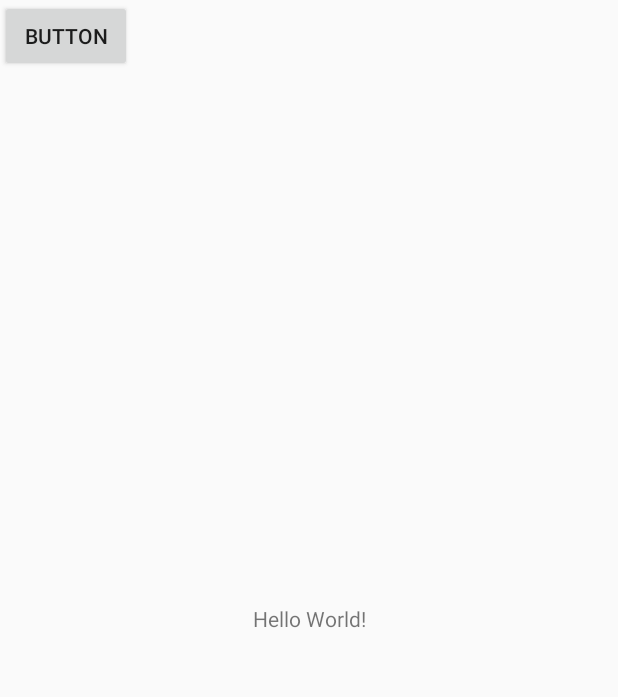
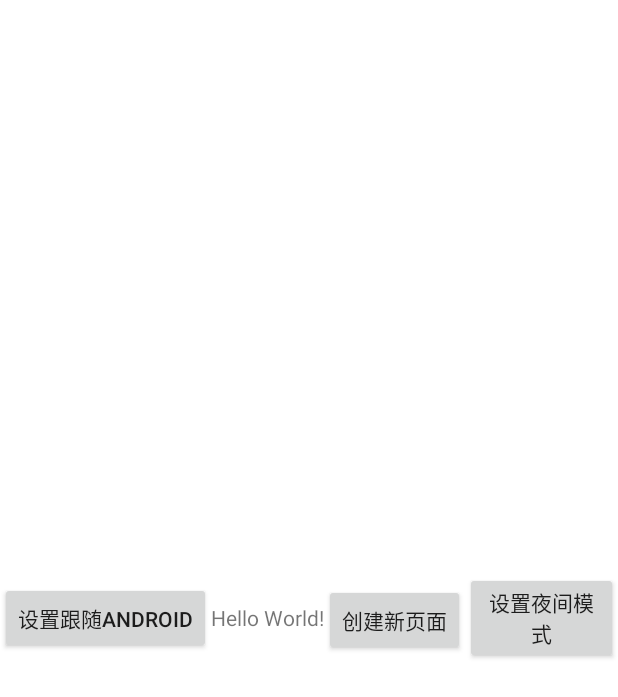
Before and after one commit to Canplayer/MetroMusic, an Android app: the screen it shows after launch (MainActivity), on a phone screen of 412 x 824 dp. Shown: the top 697 px of the screen. Run offline under Robolectric (Android 15) with nearby library versions, the phone set to English and light mode, and no system bars.

Commit message:
瞎更新的一点东西

```diff
--- a/app/build.gradle
+++ b/app/build.gradle
@@ -6,7 +6,7 @@ android {
 
     defaultConfig {
         applicationId "com.canplayer.music"
-        minSdkVersion 26
+        minSdkVersion 23
         targetSdkVersion 29
         versionCode 1
         versionName "1.0"
--- a/app/src/main/java/com/canplayer/music/MainActivity.java
+++ b/app/src/main/java/com/canplayer/music/MainActivity.java
@@ -1,12 +1,12 @@
 package com.canplayer.music;
 
 
-import android.content.Intent;
 import android.os.Bundle;
+import android.view.Menu;
 import android.view.View;
-import android.widget.Button;
 
-import com.canplayer.music.ui.metro.Activity.BasePage;
+import com.canplayer.music.metro.ui.Activity.BasePage;
+import com.canplayer.music.metro.Setting;
 
 
 public class MainActivity extends BasePage {
@@ -15,15 +15,58 @@ public class MainActivity extends BasePage {
     protected void onCreate(Bundle savedInstanceState) {
         super.onCreate(savedInstanceState);
         setContentView(R.layout.activity_main);
-        Button button =(Button) this.findViewById(R.id.button);
-        button.setOnClickListener(new View.OnClickListener() {
+
+        this.findViewById(R.id.button).setOnClickListener(new View.OnClickListener() {
             @Override
             public void onClick(View v) {
                 openPage(MainActivity.class);
             }
         });
+        this.findViewById(R.id.button2).setOnClickListener(new View.OnClickListener() {
+            @Override
+            public void onClick(View v) {
+                Setting.setGlobalPageTheme(Setting.GlobalPageTheme.Black);
+                recreate();
+            }
+        });
+        this.findViewById(R.id.button3).setOnClickListener(new View.OnClickListener() {
+            @Override
+            public void onClick(View v) {
+                Setting.setGlobalPageTheme(Setting.GlobalPageTheme.Light);
+                recreate();
+            }
+        });
+        this.findViewById(R.id.button4).setOnClickListener(new View.OnClickListener() {
+            @Override
+            public void onClick(View v) {
+                Setting.setGlobalPageTheme(Setting.GlobalPageTheme.WithAndroid);
+                recreate();
+            }
+        });
+        this.findViewById(R.id.button5).setOnClickListener(new View.OnClickListener() {
+            @Override
+            public void onClick(View v) {
+                recreate();
+            }
+        });
+        this.findViewById(R.id.button6).setOnClickListener(new View.OnClickListener() {
+            @Override
+            public void onClick(View v) {
+                openOptionsMenu();
+            }
+        });
     }
 
 
+    @Override
+    public boolean onCreateOptionsMenu(Menu menu) {
+        menu.add(Menu.NONE,Menu.FIRST + 1,5,"删除").setIcon(android.R.drawable.ic_menu_delete);
+        menu.add(Menu.NONE, Menu.FIRST + 2, 2, "保存").setIcon(android.R.drawable.ic_menu_edit);
+        menu.add(Menu.NONE, Menu.FIRST + 3, 6, "帮助").setIcon(android.R.drawable.ic_menu_help);
+        menu.add(Menu.NONE, Menu.FIRST + 4, 1, "添加").setIcon(android.R.drawable.ic_menu_add);
+        menu.add(Menu.NONE, Menu.FIRST + 5, 4, "详细").setIcon(android.R.drawable.ic_menu_info_details);
+        menu.add(Menu.NONE, Menu.FIRST + 6, 3, "发送").setIcon(android.R.drawable.ic_menu_send);
+        return true;
+    }
 
 }
--- a/app/src/main/java/com/canplayer/music/Setting.java
+++ /dev/null
@@ -1,5 +0,0 @@
-package com.canplayer.music;
-
-public class Setting {
-    public static boolean isAllowSysTheme;
-}
--- /dev/null
+++ b/app/src/main/java/com/canplayer/music/metro/Setting.java
@@ -0,0 +1,18 @@
+package com.canplayer.music.metro;
+
+public class Setting {
+    public enum GlobalPageTheme {
+        Light,
+        Black,
+        WithAndroid;
+    }
+    static GlobalPageTheme globalPageTheme = GlobalPageTheme.WithAndroid;
+
+    public static GlobalPageTheme getGlobalPageTheme() {
+        return globalPageTheme;
+    }
+
+    public static void setGlobalPageTheme(GlobalPageTheme globalPageTheme) {
+        Setting.globalPageTheme = globalPageTheme;
+    }
+}
--- a/app/src/main/java/com/canplayer/music/ui/animation/Baseanimation/Rotate3dAnimation.java
+++ b/app/src/main/java/com/canplayer/music/metro/animation/Baseanimation/Rotate3dAnimation.java
@@ -1,4 +1,4 @@
-package com.canplayer.music.ui.animation.Baseanimation;
+package com.canplayer.music.metro.animation.Baseanimation;
 
 import android.graphics.Camera;
 import android.graphics.Matrix;
--- /dev/null
+++ b/app/src/main/java/com/canplayer/music/metro/ui/Activity/BasePage.java
@@ -0,0 +1,193 @@
+package com.canplayer.music.metro.ui.Activity;
+
+import android.annotation.SuppressLint;
+import android.content.Intent;
+import android.content.res.Configuration;
+import android.graphics.Color;
+import android.os.Build;
+import android.os.Bundle;
+import android.util.Log;
+import android.view.View;
+import android.view.ViewGroup;
+
+import androidx.annotation.NonNull;
+import androidx.annotation.Nullable;
+import androidx.annotation.RequiresApi;
+import androidx.appcompat.app.AppCompatActivity;
+import androidx.appcompat.app.AppCompatDelegate;
+
+import com.canplayer.music.metro.Setting;
+import com.canplayer.music.metro.animation.Baseanimation.Rotate3dAnimation;
+
+
+interface animSetter {
+    void setAnim();
+
+}
+
+
+@SuppressLint("Registered")
+public class BasePage extends AppCompatActivity {
+
+    private enum PageThemeSettings {
+        Light,
+        Black,
+        Auto
+    }
+    private enum PageTheme {
+        Light,
+        Black
+    }
+    static boolean isThemeFallowAndroid;
+    private PageTheme pageTheme;
+    private PageThemeSettings onCreateTheme;
+
+    @Override
+    protected void onCreate(@Nullable Bundle savedInstanceState) {
+        initTheme(onCreateTheme = pageThemeSettings());
+        super.onCreate(savedInstanceState);
+        initBar();
+    }
+
+    //在setContentView后设置动画
+    public void setPageView(int layoutResID) {
+        super.setContentView(layoutResID);
+        InPageAnim();
+    }
+    public void setPageView(int layoutResID,animSetter l) {
+        super.setContentView(layoutResID);
+        l.setAnim();
+    }
+
+    //设置沉浸,由于设置状态栏沉浸需要API23以上，未来如需要兼容旧版本可以去掉沉浸
+    @RequiresApi(api = Build.VERSION_CODES.M)
+    private void initBar(){
+        int option = View.SYSTEM_UI_FLAG_LAYOUT_HIDE_NAVIGATION
+                | View.SYSTEM_UI_FLAG_LAYOUT_FULLSCREEN
+                | View.SYSTEM_UI_FLAG_LAYOUT_STABLE;
+        getWindow().setNavigationBarColor(Color.TRANSPARENT);
+        getWindow().setStatusBarColor(Color.TRANSPARENT);
+        if(isThemeFallowAndroid) {
+            switch (readSystemTheme(getResources().getConfiguration())) {
+                case Black:
+                    pageTheme = PageTheme.Black;
+                    break;
+                case Light:
+                    pageTheme = PageTheme.Light;
+                    break;
+            }
+        }
+        if (Build.VERSION.SDK_INT >= Build.VERSION_CODES.O) {
+            if (pageTheme == PageTheme.Light)
+                getWindow().getDecorView().setSystemUiVisibility(option | View.SYSTEM_UI_FLAG_LIGHT_STATUS_BAR | View.SYSTEM_UI_FLAG_LIGHT_NAVIGATION_BAR);
+            if (pageTheme == PageTheme.Black)
+                getWindow().getDecorView().setSystemUiVisibility(option);
+        }
+
+    }
+
+    //设置主题为浅色
+    public void setLightTheme() {
+        pageTheme = PageTheme.Light;
+        AppCompatDelegate.setDefaultNightMode(AppCompatDelegate.MODE_NIGHT_NO);
+        recreate();
+    }
+    //设置主题为深色
+    public void setBlackTheme() {
+        pageTheme = PageTheme.Black;
+        AppCompatDelegate.setDefaultNightMode(AppCompatDelegate.MODE_NIGHT_YES);
+        recreate();
+    }
+
+    //获取系统当前主题
+    private PageTheme readSystemTheme(Configuration newConfig) {
+        if(isThemeFallowAndroid) {
+            int mSysThemeConfig = newConfig.uiMode & Configuration.UI_MODE_NIGHT_MASK;
+            switch (mSysThemeConfig) {
+                case Configuration.UI_MODE_NIGHT_NO:
+                    return PageTheme.Light;
+                case Configuration.UI_MODE_NIGHT_YES:
+                    return PageTheme.Black;
+            }
+        }
+        return PageTheme.Black;
+    }
+
+    //监听系统主题变化
+    @Override
+    public void onConfigurationChanged(@NonNull Configuration newConfig) {
+        super.onConfigurationChanged(newConfig);
+        switch (readSystemTheme(newConfig)){
+            case Black:setBlackTheme();break;
+            case Light:setLightTheme();break;
+        }
+    }
+    //初始化时用于获取Android当前主题
+    public void initTheme(PageThemeSettings pageThemeSettings){
+        Log.d("初始化","");
+        switch (pageThemeSettings) {
+            case Auto:
+                isThemeFallowAndroid = true;
+                AppCompatDelegate.setDefaultNightMode(AppCompatDelegate.MODE_NIGHT_FOLLOW_SYSTEM);
+                break;
+            case Light:
+                isThemeFallowAndroid = false;
+                pageTheme = PageTheme.Light;
+                AppCompatDelegate.setDefaultNightMode(AppCompatDelegate.MODE_NIGHT_NO);break;
+            case Black:
+                isThemeFallowAndroid = false;
+                pageTheme = PageTheme.Black;
+                AppCompatDelegate.setDefaultNightMode(AppCompatDelegate.MODE_NIGHT_YES);break;
+        }
+    }
+
+    //获取全局主题设置
+    private PageThemeSettings pageThemeSettings() {
+        switch (Setting.getGlobalPageTheme())
+        {
+            case Light:return PageThemeSettings.Light;
+            case Black:return PageThemeSettings.Black;
+            case WithAndroid:return PageThemeSettings.Auto;
+        }
+        return PageThemeSettings.Black;
+    }
+
+    //回到该页面的时候检查主题设置是否一致
+    @Override
+    protected void onResume() {
+        super.onResume();
+        if(onCreateTheme != pageThemeSettings()) recreate();
+    }
+
+    //获取XML根控件,在本类中被用于设置动画
+    private View getRootContentView() {
+        ViewGroup view = (ViewGroup) getWindow().getDecorView().findViewById(android.R.id.content);
+        return view.getChildAt(0);
+    }
+
+    //设置页面进入动画
+    public void InPageAnim() {
+            Rotate3dAnimation in = new Rotate3dAnimation(90, 0,0,500,0,true);
+            in.setDuration(2000);
+            getRootContentView().startAnimation(in);
+    }
+
+    //页面结束
+    @Override
+    public void finish() {
+        //TODO 在此处实现页面跳转动画;此处有个问题，如果切换主题模式后按下返回键会发生闪烁
+
+        super.finish();
+        overridePendingTransition(0, 0);
+    }
+
+    //页面跳转
+    public void openPage(Class newPageClass) {
+        //TODO 在此处实现页面跳转动画
+        //将本activity传入下一个页面，以便设置主题
+        this.getClass();
+        Intent intent = new Intent(this,newPageClass);
+        intent.addFlags(Intent.FLAG_ACTIVITY_NO_ANIMATION);
+        super.startActivity(intent);
+    }
+}
--- /dev/null
+++ b/app/src/main/java/com/canplayer/music/metro/ui/Activity/MetroActivity.java
@@ -0,0 +1,5 @@
+package com.canplayer.music.metro.ui.Activity;
+
+abstract public class MetroActivity extends BasePage {
+
+}
--- a/app/src/main/java/com/canplayer/music/ui/metro/Activity/BasePage.java
+++ /dev/null
@@ -1,118 +0,0 @@
-package com.canplayer.music.ui.metro.Activity;
-
-import android.content.Intent;
-import android.content.res.Configuration;
-import android.graphics.Color;
-import android.os.Bundle;
-import android.util.Log;
-import android.view.View;
-
-import androidx.annotation.NonNull;
-import androidx.annotation.Nullable;
-import androidx.appcompat.app.AppCompatActivity;
-import androidx.appcompat.app.AppCompatDelegate;
-
-
-interface ThemeChanger{
-    void setTheme();
-
-}
-
-
-
-
-
-public class BasePage extends AppCompatActivity implements ThemeChanger {
-
-    //0-暗色主题，1-亮色主题
-    static private int appTheme = 1;
-    //是否跟随系统
-    static boolean themeWithSystem = true;
-
-    @Override
-    protected void onCreate(@Nullable Bundle savedInstanceState) {
-        super.onCreate(savedInstanceState);
-        initBar();
-    }
-
-    //设置沉浸
-    private void initBar(){
-        int option = View.SYSTEM_UI_FLAG_LAYOUT_HIDE_NAVIGATION
-                | View.SYSTEM_UI_FLAG_LAYOUT_FULLSCREEN
-                | View.SYSTEM_UI_FLAG_LAYOUT_STABLE;
-        getWindow().setNavigationBarColor(Color.TRANSPARENT);
-        getWindow().setStatusBarColor(Color.TRANSPARENT);
-        if (appTheme==1)getWindow().getDecorView().setSystemUiVisibility(option|View.SYSTEM_UI_FLAG_LIGHT_STATUS_BAR|View.SYSTEM_UI_FLAG_LIGHT_NAVIGATION_BAR);
-        if (appTheme==2)getWindow().getDecorView().setSystemUiVisibility(option);
-
-    }
-    //设置主题为浅色
-    private void setLightTheme()
-    {
-        appTheme = 1;
-        AppCompatDelegate.setDefaultNightMode(AppCompatDelegate.MODE_NIGHT_NO);
-        recreate();
-}
-    //设置主题为深色
-    private void setNightTheme()
-    {
-        appTheme = 0;
-        AppCompatDelegate.setDefaultNightMode(AppCompatDelegate.MODE_NIGHT_YES);
-        recreate();
-    }
-
-    //设置主题
-    public void setAppTheme(int theme) {
-        switch (theme)
-        {
-            case 0:{
-                //TODO 获取系统主题状态，日后实现
-            } break;
-            case 2:setLightTheme();break;
-            default:setNightTheme();
-        }
-    }
-
-
-    //监听系统主题变化
-    @Override
-    public void onConfigurationChanged(@NonNull Configuration newConfig) {
-        super.onConfigurationChanged(newConfig);
-        if(themeWithSystem) {
-            int mSysThemeConfig = newConfig.uiMode & Configuration.UI_MODE_NIGHT_MASK;
-            switch (mSysThemeConfig) {
-                case Configuration.UI_MODE_NIGHT_NO:
-                    Log.d("系统主题", "切换到亮色");
-                    setLightTheme();
-                    break;
-                case Configuration.UI_MODE_NIGHT_YES:
-                    Log.d("系统主题", "切换到暗色");
-                    setNightTheme();
-                    break;
-            }
-        }
-    }
-
-    //页面跳转
-    public void openPage(Class newPageClass) {
-        //TODO 在此处实现页面跳转动画
-        //将本activity传入下一个页面，以便设置主题
-        this.getClass();
-        Intent intent = new Intent(this,newPageClass);
-        intent.addFlags(Intent.FLAG_ACTIVITY_NO_ANIMATION);
-        super.startActivity(intent);
-    }
-
-    @Override
-    public void finish() {
-        //TODO 在此处实现页面跳转动画;此处有个问题，如果切换主题模式后按下返回键会发生闪烁
-
-        super.finish();
-        overridePendingTransition(0, 0);
-    }
-
-    @Override
-    public void setTheme() {
-        recreate();
-    }
-}
--- a/app/src/main/java/com/canplayer/music/ui/metro/Activity/MetroActivity.java
+++ /dev/null
@@ -1,4 +0,0 @@
-package com.canplayer.music.ui.metro.Activity;
-
-public class MetroActivity extends BasePage {
-}
--- a/app/src/main/res/layout/activity_main.xml
+++ b/app/src/main/res/layout/activity_main.xml
@@ -2,11 +2,26 @@
 <androidx.constraintlayout.widget.ConstraintLayout xmlns:android="http://schemas.android.com/apk/res/android"
     xmlns:app="http://schemas.android.com/apk/res-auto"
     xmlns:tools="http://schemas.android.com/tools"
-    android:layout_width="match_parent"
+    android:layout_width="wrap_content"
     android:layout_height="match_parent"
     tools:context=".MainActivity">
 
+    <LinearLayout
+        android:id="@+id/rootll"
+        android:layout_width="match_parent"
+        android:layout_height="match_parent"
+        android:gravity="center">
+
+        <Button
+            android:id="@+id/button4"
+            android:layout_width="wrap_content"
+            android:layout_height="wrap_content"
+            android:text="设置跟随Android"
+            app:layout_constraintStart_toStartOf="@+id/button3"
+            app:layout_constraintTop_toBottomOf="@+id/button3" />
+
         <TextView
+            android:id="@+id/textView"
             android:layout_width="wrap_content"
             android:layout_height="wrap_content"
             android:text="Hello World!"
@@ -19,10 +34,43 @@
             android:id="@+id/button"
             android:layout_width="wrap_content"
             android:layout_height="wrap_content"
-        android:text="Button"
-        tools:layout_editor_absoluteX="163dp"
-        tools:layout_editor_absoluteY="376dp"
+            android:layout_marginTop="1dp"
+            android:text="创建新页面"
+            app:layout_constraintStart_toStartOf="@+id/textView"
+            app:layout_constraintTop_toBottomOf="@+id/textView"
             tools:ignore="MissingConstraints" />
 
+        <Button
+            android:id="@+id/button2"
+            android:layout_width="wrap_content"
+            android:layout_height="wrap_content"
+            android:text="设置夜间模式"
+            app:layout_constraintStart_toStartOf="@+id/button"
+            app:layout_constraintTop_toBottomOf="@+id/button" />
 
+        <Button
+            android:id="@+id/button3"
+            android:layout_width="wrap_content"
+            android:layout_height="wrap_content"
+            android:text="设置白色模式"
+            app:layout_constraintStart_toStartOf="@+id/button2"
+            app:layout_constraintTop_toBottomOf="@+id/button2" />
+
+        <Button
+            android:id="@+id/button5"
+            android:layout_width="wrap_content"
+            android:layout_height="wrap_content"
+            android:text="刷新"
+            app:layout_constraintStart_toStartOf="@+id/button4"
+            app:layout_constraintTop_toBottomOf="@+id/button4" />
+
+        <Button
+            android:id="@+id/button6"
+            android:layout_width="wrap_content"
+            android:layout_height="wrap_content"
+            android:text="唤出OptionMenu"
+            app:layout_constraintStart_toStartOf="@+id/button5"
+            app:layout_constraintTop_toBottomOf="@+id/button5" />
+
+    </LinearLayout>
 </androidx.constraintlayout.widget.ConstraintLayout>
--- /dev/null
+++ b/app/src/main/res/values-night/colors.xml
@@ -0,0 +1,4 @@
+<?xml version="1.0" encoding="utf-8"?>
+<resources>
+    <color name="background">@android:color/black</color>
+</resources>
--- a/app/src/main/res/values/colors.xml
+++ b/app/src/main/res/values/colors.xml
@@ -1,6 +1,7 @@
 <?xml version="1.0" encoding="utf-8"?>
 <resources>
     <color name="colorPrimary">#6200EE</color>
-    <color name="colorPrimaryDark">#3700B3</color>
     <color name="colorAccent">#03DAC5</color>
+    <color name="background">@android:color/white</color>
+    <color name="colorPrimaryDark">@android:color/transparent</color>
 </resources>
--- a/app/src/main/res/values/styles.xml
+++ b/app/src/main/res/values/styles.xml
@@ -3,9 +3,16 @@
     <!-- Base application theme. -->
     <style name="AppTheme" parent="Theme.AppCompat.DayNight.NoActionBar">
         <!-- Customize your theme here. -->
+        <!--ActionBar颜色-->
         <item name="colorPrimary">@color/colorPrimary</item>
+        <!--强调色-->
+        <item name="colorAccent">@color/colorAccent</item>
+
+        <!--注意！以下设置会影响启动Activity时的颜色-->
+        <!--状态栏颜色-->
         <item name="colorPrimaryDark">@color/colorPrimaryDark</item>
-        <item name="colorAccent">@color/colorAccent</item>
+        <!--<item name="android:navigationBarColor"></item>-->
+        <item name="android:background">@color/background</item>
     </style>
 
 </resources>
```
Lines whose indentation alone changed are shown as unchanged.
